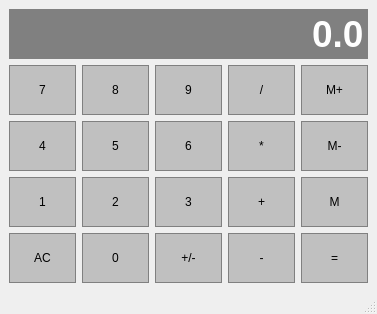
The window that Calculator/mainwindow.ui (jakeSonnier/Calculator) describes before a commit, drawn with Qt 5.
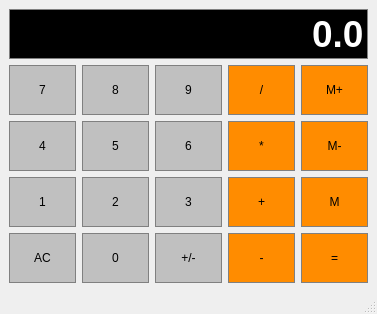
The same window after the commit.

Commit message: Added arithemetic functionality along with the equal button and changesign button

The edit to the form file:
```diff
--- a/Calculator/mainwindow.ui
+++ b/Calculator/mainwindow.ui
@@ -103,7 +103,7 @@
       </property>
       <property name="styleSheet">
        <string notr="true">QPushButton {
-	background-color: #C0C0C0;
+	background-color: #FF8C00;
 	border: 1px solid gray;
 	padding: 5px;
 }
@@ -129,7 +129,7 @@
       </property>
       <property name="styleSheet">
        <string notr="true">QPushButton {
-	background-color: #C0C0C0;
+	background-color: #FF8C00;
 	border: 1px solid gray;
 	padding: 5px;
 }
@@ -233,7 +233,7 @@
       </property>
       <property name="styleSheet">
        <string notr="true">QPushButton {
-	background-color: #C0C0C0;
+	background-color: #FF8C00;
 	border: 1px solid gray;
 	padding: 5px;
 }
@@ -311,7 +311,7 @@
       </property>
       <property name="styleSheet">
        <string notr="true">QPushButton {
-	background-color: #C0C0C0;
+	background-color: #FF8C00;
 	border: 1px solid gray;
 	padding: 5px;
 }
@@ -337,7 +337,7 @@
       </property>
       <property name="styleSheet">
        <string notr="true">QPushButton {
-	background-color: #C0C0C0;
+	background-color: #FF8C00;
 	border: 1px solid gray;
 	padding: 5px;
 }
@@ -389,7 +389,7 @@
       </property>
       <property name="styleSheet">
        <string notr="true">QPushButton {
-	background-color: #C0C0C0;
+	background-color: #FF8C00;
 	border: 1px solid gray;
 	padding: 5px;
 }
@@ -493,7 +493,7 @@
       </property>
       <property name="styleSheet">
        <string notr="true">QPushButton {
-	background-color: #C0C0C0;
+	background-color: #FF8C00;
 	border: 1px solid gray;
 	padding: 5px;
 }
@@ -519,7 +519,7 @@
       </property>
       <property name="styleSheet">
        <string notr="true">QPushButton {
-	background-color: #C0C0C0;
+	background-color: #FF8C00;
 	border: 1px solid gray;
 	padding: 5px;
 }
@@ -553,7 +553,7 @@
       </property>
       <property name="styleSheet">
        <string notr="true">QLineEdit {
-	background-color: gray;
+	background-color: DCDCDC;
 	border: 1px solid gray;
 	color: #ffffff;
 }
```
Left out of the diff: 42 changed lines with no effect on the pictures. The commit also changes 7 other files.
